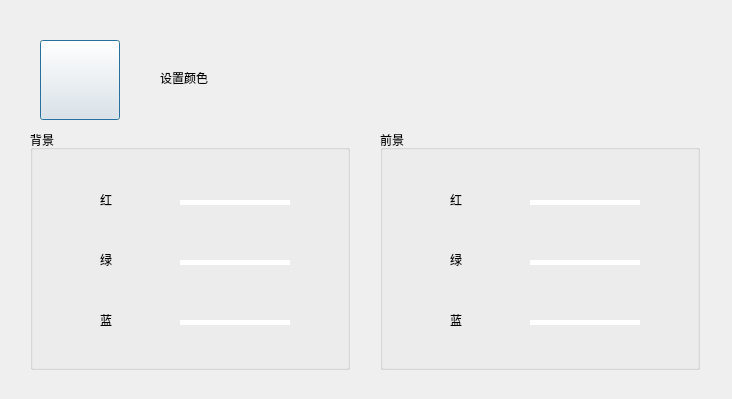
1028417/XMusic, file src/XMusic/colordlg.ui: the form before one commit.
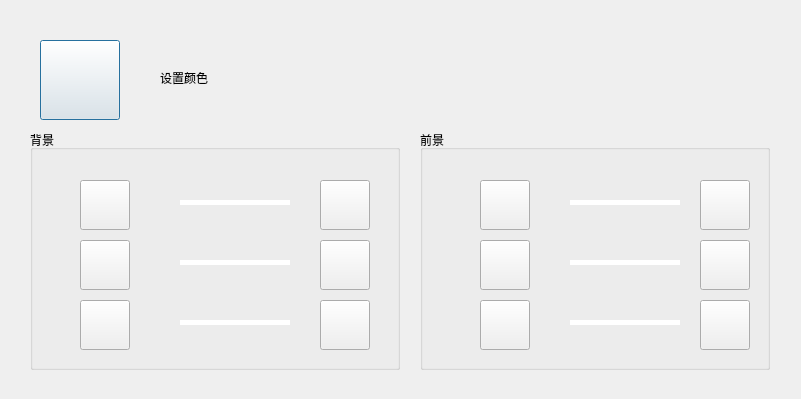
The form after the commit. Icons and pictures are not drawn. Custom widgets are drawn as their Qt base class.

```diff
--- a/src/XMusic/colordlg.ui
+++ b/src/XMusic/colordlg.ui
@@ -6,7 +6,7 @@
    <rect>
     <x>0</x>
     <y>0</y>
-    <width>732</width>
+    <width>801</width>
     <height>399</height>
    </rect>
   </property>
@@ -59,52 +59,13 @@
     <rect>
      <x>30</x>
      <y>130</y>
-     <width>320</width>
+     <width>370</width>
      <height>240</height>
     </rect>
    </property>
    <property name="title">
     <string>背景</string>
    </property>
-   <widget class="QLabel" name="labelBkgRed">
-    <property name="geometry">
-     <rect>
-      <x>70</x>
-      <y>50</y>
-      <width>40</width>
-      <height>40</height>
-     </rect>
-    </property>
-    <property name="text">
-     <string>红</string>
-    </property>
-   </widget>
-   <widget class="QLabel" name="labelBkgGreen">
-    <property name="geometry">
-     <rect>
-      <x>70</x>
-      <y>110</y>
-      <width>40</width>
-      <height>40</height>
-     </rect>
-    </property>
-    <property name="text">
-     <string>绿</string>
-    </property>
-   </widget>
-   <widget class="QLabel" name="labelBkgBlue">
-    <property name="geometry">
-     <rect>
-      <x>70</x>
-      <y>170</y>
-      <width>40</width>
-      <height>40</height>
-     </rect>
-    </property>
-    <property name="text">
-     <string>蓝</string>
-    </property>
-   </widget>
    <widget class="CColorBar" name="barBkgRed" native="true">
     <property name="geometry">
      <rect>
@@ -180,58 +141,187 @@
      <string/>
     </property>
    </widget>
+   <widget class="CButton" name="btnSubBkgRed">
+    <property name="geometry">
+     <rect>
+      <x>50</x>
+      <y>50</y>
+      <width>50</width>
+      <height>50</height>
+     </rect>
+    </property>
+    <property name="autoFillBackground">
+     <bool>false</bool>
+    </property>
+    <property name="styleSheet">
+     <string notr="true">border-image: url(:/img/btnSub.png);</string>
+    </property>
+    <property name="text">
+     <string/>
+    </property>
+    <property name="iconSize">
+     <size>
+      <width>100</width>
+      <height>100</height>
+     </size>
+    </property>
+    <property name="flat">
+     <bool>false</bool>
+    </property>
+   </widget>
+   <widget class="CButton" name="btnSubBkgGreen">
+    <property name="geometry">
+     <rect>
+      <x>50</x>
+      <y>110</y>
+      <width>50</width>
+      <height>50</height>
+     </rect>
+    </property>
+    <property name="autoFillBackground">
+     <bool>false</bool>
+    </property>
+    <property name="styleSheet">
+     <string notr="true">border-image: url(:/img/btnSub.png);</string>
+    </property>
+    <property name="text">
+     <string/>
+    </property>
+    <property name="iconSize">
+     <size>
+      <width>100</width>
+      <height>100</height>
+     </size>
+    </property>
+    <property name="flat">
+     <bool>false</bool>
+    </property>
+   </widget>
+   <widget class="CButton" name="btnSubBkgBlue">
+    <property name="geometry">
+     <rect>
+      <x>50</x>
+      <y>170</y>
+      <width>50</width>
+      <height>50</height>
+     </rect>
+    </property>
+    <property name="autoFillBackground">
+     <bool>false</bool>
+    </property>
+    <property name="styleSheet">
+     <string notr="true">border-image: url(:/img/btnSub.png);</string>
+    </property>
+    <property name="text">
+     <string/>
+    </property>
+    <property name="iconSize">
+     <size>
+      <width>100</width>
+      <height>100</height>
+     </size>
+    </property>
+    <property name="flat">
+     <bool>false</bool>
+    </property>
+   </widget>
+   <widget class="CButton" name="btnAddBkgGreen">
+    <property name="geometry">
+     <rect>
+      <x>290</x>
+      <y>110</y>
+      <width>50</width>
+      <height>50</height>
+     </rect>
+    </property>
+    <property name="autoFillBackground">
+     <bool>false</bool>
+    </property>
+    <property name="styleSheet">
+     <string notr="true">border-image: url(:/img/btnAdd.png);</string>
+    </property>
+    <property name="text">
+     <string/>
+    </property>
+    <property name="iconSize">
+     <size>
+      <width>100</width>
+      <height>100</height>
+     </size>
+    </property>
+    <property name="flat">
+     <bool>false</bool>
+    </property>
+   </widget>
+   <widget class="CButton" name="btnAddBkgBlue">
+    <property name="geometry">
+     <rect>
+      <x>290</x>
+      <y>170</y>
+      <width>50</width>
+      <height>50</height>
+     </rect>
+    </property>
+    <property name="autoFillBackground">
+     <bool>false</bool>
+    </property>
+    <property name="styleSheet">
+     <string notr="true">border-image: url(:/img/btnAdd.png);</string>
+    </property>
+    <property name="text">
+     <string/>
+    </property>
+    <property name="iconSize">
+     <size>
+      <width>100</width>
+      <height>100</height>
+     </size>
+    </property>
+    <property name="flat">
+     <bool>false</bool>
+    </property>
+   </widget>
+   <widget class="CButton" name="btnAddBkgRed">
+    <property name="geometry">
+     <rect>
+      <x>290</x>
+      <y>50</y>
+      <width>50</width>
+      <height>50</height>
+     </rect>
+    </property>
+    <property name="autoFillBackground">
+     <bool>false</bool>
+    </property>
+    <property name="styleSheet">
+     <string notr="true">border-image: url(:/img/btnAdd.png);</string>
+    </property>
+    <property name="text">
+     <string/>
+    </property>
+    <property name="iconSize">
+     <size>
+      <width>100</width>
+      <height>100</height>
+     </size>
+    </property>
+    <property name="flat">
+     <bool>false</bool>
+    </property>
+   </widget>
   </widget>
   <widget class="QGroupBox" name="groupFontColor">
    <property name="geometry">
     <rect>
-     <x>380</x>
+     <x>420</x>
      <y>130</y>
-     <width>320</width>
+     <width>350</width>
      <height>240</height>
     </rect>
    </property>
    <property name="title">
     <string>前景</string>
    </property>
-   <widget class="QLabel" name="labelFontRed">
-    <property name="geometry">
-     <rect>
-      <x>70</x>
-      <y>50</y>
-      <width>40</width>
-      <height>40</height>
-     </rect>
-    </property>
-    <property name="text">
-     <string>红</string>
-    </property>
-   </widget>
-   <widget class="QLabel" name="labelFontGreen">
-    <property name="geometry">
-     <rect>
-      <x>70</x>
-      <y>110</y>
-      <width>40</width>
-      <height>40</height>
-     </rect>
-    </property>
-    <property name="text">
-     <string>绿</string>
-    </property>
-   </widget>
-   <widget class="QLabel" name="labelFontBlue">
-    <property name="geometry">
-     <rect>
-      <x>70</x>
-      <y>170</y>
-      <width>40</width>
-      <height>40</height>
-     </rect>
-    </property>
-    <property name="text">
-     <string>蓝</string>
-    </property>
-   </widget>
    <widget class="CColorBar" name="barFontBlue" native="true">
     <property name="geometry">
      <rect>
@@ -307,6 +397,174 @@
      <string/>
     </property>
    </widget>
+   <widget class="CButton" name="btnSubFontBlue">
+    <property name="geometry">
+     <rect>
+      <x>60</x>
+      <y>170</y>
+      <width>50</width>
+      <height>50</height>
+     </rect>
+    </property>
+    <property name="autoFillBackground">
+     <bool>false</bool>
+    </property>
+    <property name="styleSheet">
+     <string notr="true">border-image: url(:/img/btnSub.png);</string>
+    </property>
+    <property name="text">
+     <string/>
+    </property>
+    <property name="iconSize">
+     <size>
+      <width>100</width>
+      <height>100</height>
+     </size>
+    </property>
+    <property name="flat">
+     <bool>false</bool>
+    </property>
+   </widget>
+   <widget class="CButton" name="btnSubFontGreen">
+    <property name="geometry">
+     <rect>
+      <x>60</x>
+      <y>110</y>
+      <width>50</width>
+      <height>50</height>
+     </rect>
+    </property>
+    <property name="autoFillBackground">
+     <bool>false</bool>
+    </property>
+    <property name="styleSheet">
+     <string notr="true">border-image: url(:/img/btnSub.png);</string>
+    </property>
+    <property name="text">
+     <string/>
+    </property>
+    <property name="iconSize">
+     <size>
+      <width>100</width>
+      <height>100</height>
+     </size>
+    </property>
+    <property name="flat">
+     <bool>false</bool>
+    </property>
+   </widget>
+   <widget class="CButton" name="btnSubFontRed">
+    <property name="geometry">
+     <rect>
+      <x>60</x>
+      <y>50</y>
+      <width>50</width>
+      <height>50</height>
+     </rect>
+    </property>
+    <property name="autoFillBackground">
+     <bool>false</bool>
+    </property>
+    <property name="styleSheet">
+     <string notr="true">border-image: url(:/img/btnSub.png);</string>
+    </property>
+    <property name="text">
+     <string/>
+    </property>
+    <property name="iconSize">
+     <size>
+      <width>100</width>
+      <height>100</height>
+     </size>
+    </property>
+    <property name="flat">
+     <bool>false</bool>
+    </property>
+   </widget>
+   <widget class="CButton" name="btnAddFontBlue">
+    <property name="geometry">
+     <rect>
+      <x>280</x>
+      <y>170</y>
+      <width>50</width>
+      <height>50</height>
+     </rect>
+    </property>
+    <property name="autoFillBackground">
+     <bool>false</bool>
+    </property>
+    <property name="styleSheet">
+     <string notr="true">border-image: url(:/img/btnAdd.png);</string>
+    </property>
+    <property name="text">
+     <string/>
+    </property>
+    <property name="iconSize">
+     <size>
+      <width>100</width>
+      <height>100</height>
+     </size>
+    </property>
+    <property name="flat">
+     <bool>false</bool>
+    </property>
+   </widget>
+   <widget class="CButton" name="btnAddFontGreen">
+    <property name="geometry">
+     <rect>
+      <x>280</x>
+      <y>110</y>
+      <width>50</width>
+      <height>50</height>
+     </rect>
+    </property>
+    <property name="autoFillBackground">
+     <bool>false</bool>
+    </property>
+    <property name="styleSheet">
+     <string notr="true">border-image: url(:/img/btnAdd.png);</string>
+    </property>
+    <property name="text">
+     <string/>
+    </property>
+    <property name="iconSize">
+     <size>
+      <width>100</width>
+      <height>100</height>
+     </size>
+    </property>
+    <property name="flat">
+     <bool>false</bool>
+    </property>
+   </widget>
+   <widget class="CButton" name="btnAddFontRed">
+    <property name="geometry">
+     <rect>
+      <x>280</x>
+      <y>50</y>
+      <width>50</width>
+      <height>50</height>
+     </rect>
+    </property>
+    <property name="autoFillBackground">
+     <bool>false</bool>
+    </property>
+    <property name="styleSheet">
+     <string notr="true">border-image: url(:/img/btnAdd.png);</string>
+    </property>
+    <property name="text">
+     <string/>
+    </property>
+    <property name="iconSize">
+     <size>
+      <width>100</width>
+      <height>100</height>
+     </size>
+    </property>
+    <property name="flat">
+     <bool>false</bool>
+    </property>
+   </widget>
   </widget>
  </widget>
  <customwidgets>
```
